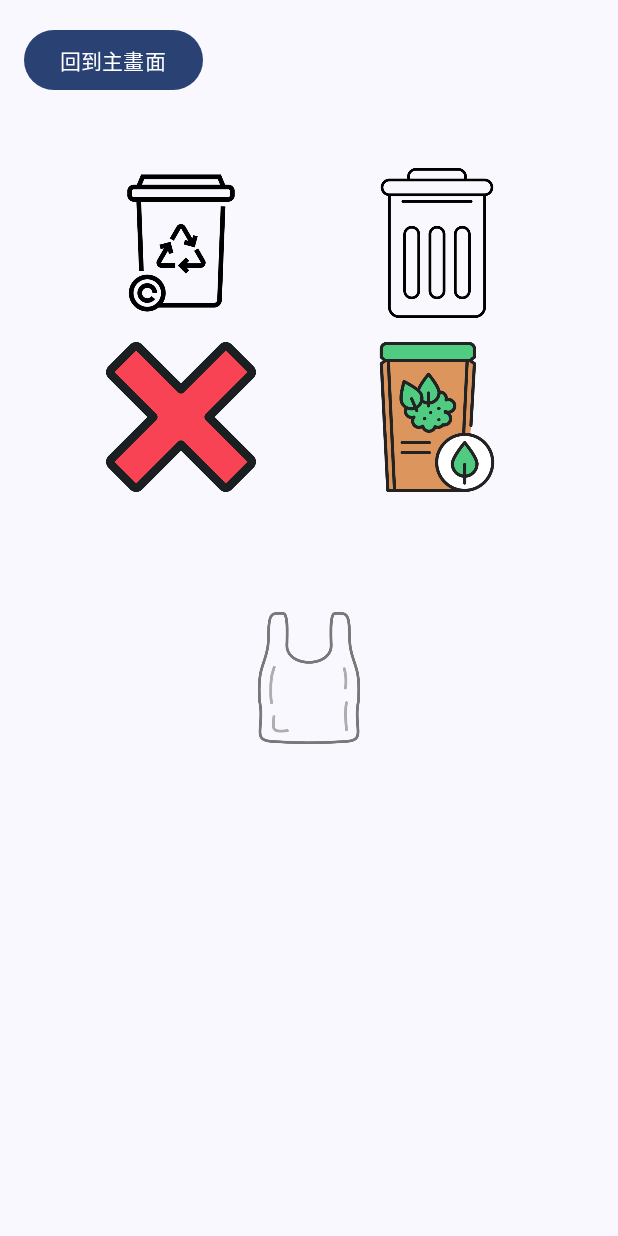
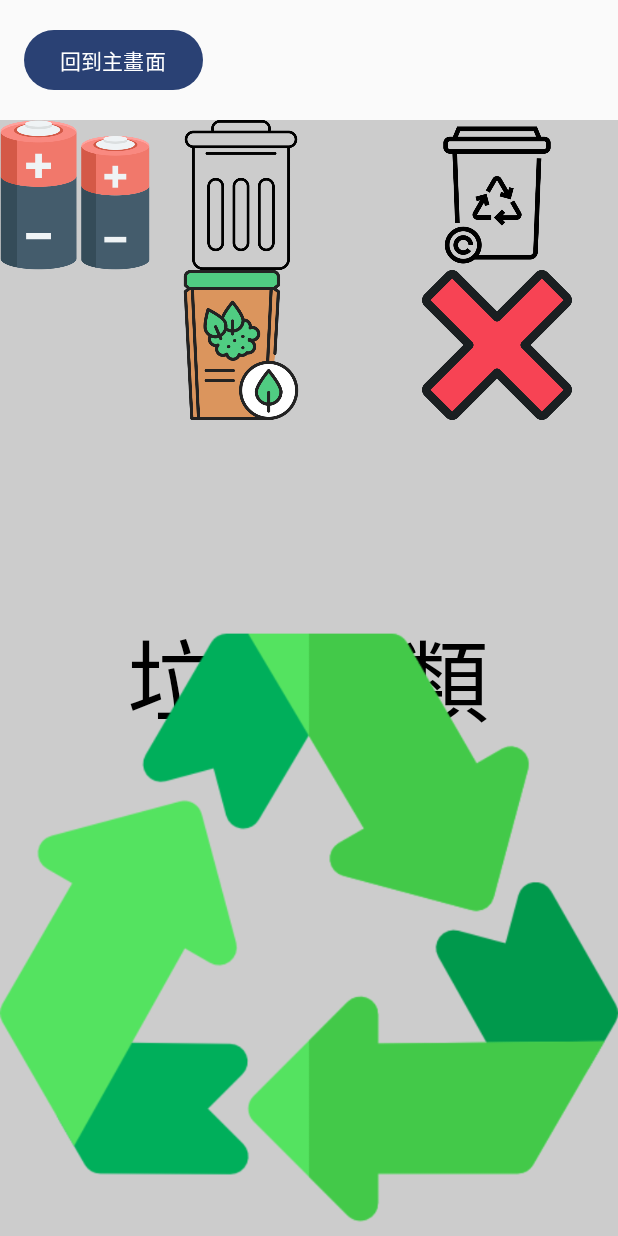
Before and after one commit to garylin11111/app1216, an Android app built with Jetpack Compose: the GameActivity screen opened directly, with no data from a screen before it, on a phone screen of 412 x 824 dp. Run offline under Robolectric (Android 15) with nearby library versions, the phone set to English and light mode, and no system bars.

Commit message:
v6_完成

```diff
--- a/app/src/main/AndroidManifest.xml
+++ b/app/src/main/AndroidManifest.xml
@@ -11,6 +11,11 @@
         android:roundIcon="@mipmap/ic_launcher_round"
         android:supportsRtl="true"
         android:theme="@style/Theme.S1120325">
+        <activity
+            android:name=".Obstacle"
+            android:exported="false"
+            android:label="@string/title_activity_obstacle"
+            android:theme="@style/Theme.S1120325" />
         <activity
             android:name=".TestActivity"
             android:exported="false"
--- a/app/src/main/java/com/example/s1120325/GameActivity.kt
+++ b/app/src/main/java/com/example/s1120325/GameActivity.kt
@@ -10,36 +10,30 @@ import androidx.compose.foundation.background
 import androidx.compose.foundation.gestures.detectDragGestures
 import androidx.compose.foundation.layout.*
 import androidx.compose.material3.Button
-import androidx.compose.material3.Scaffold
+import androidx.compose.material3.MaterialTheme
 import androidx.compose.material3.Text
 import androidx.compose.runtime.*
 import androidx.compose.ui.Alignment
 import androidx.compose.ui.Modifier
 import androidx.compose.ui.graphics.Color
 import androidx.compose.ui.input.pointer.pointerInput
+import androidx.compose.ui.layout.ContentScale
 import androidx.compose.ui.layout.boundsInWindow
 import androidx.compose.ui.layout.onGloballyPositioned
 import androidx.compose.ui.platform.LocalContext
 import androidx.compose.ui.res.painterResource
 import androidx.compose.ui.unit.IntOffset
 import androidx.compose.ui.unit.dp
+import androidx.compose.ui.unit.sp
 import com.example.s1120325.ui.theme.S1120325Theme
-import kotlinx.coroutines.delay
 import kotlin.math.roundToInt
-import androidx.compose.foundation.gestures.detectDragGestures
-import androidx.compose.ui.geometry.Offset
-import androidx.compose.ui.layout.onGloballyPositioned
-
-
 
 class GameActivity : ComponentActivity() {
     override fun onCreate(savedInstanceState: Bundle?) {
         super.onCreate(savedInstanceState)
         setContent {
             S1120325Theme {
-                Scaffold(modifier = Modifier.fillMaxSize()) {
                 Main()
-                }
             }
         }
     }
@@ -64,71 +58,75 @@ fun Main() {
         DragAndDropGame()
     }
 }
+
 @Composable
 fun DragAndDropGame() {
+    // 垃圾與垃圾桶的對應關係
     val trashItems = listOf(
-            R.drawable.plastic to 0,
-            R.drawable.bottle to 1,
-            R.drawable.banana to 2,
-            R.drawable.battery to 3,
-            R.drawable.glass to 4
+        R.drawable.plastic to 0,  // plastic -> trashcan
+        R.drawable.bottle to 1,  // bottle -> recyclebin
+        R.drawable.glass to 1,   // glass -> recyclebin
+        R.drawable.banana to 2,  // banana -> forfruits
+        R.drawable.battery to 3  // battery -> cantrecycle
     )
 
-        val trashBinMappings = listOf(
-            Pair(R.drawable.recyclebin, 0),
-            Pair(R.drawable.trashcan, 1),
-            Pair(R.drawable.cantrecycle, 2),
-            Pair(R.drawable.forfruits, 3)
+    val trashBins = listOf(
+        R.drawable.trashcan,    // trashcan
+        R.drawable.recyclebin,  // recyclebin
+        R.drawable.forfruits,   // forfruits
+        R.drawable.cantrecycle  // cantrecycle
     )
 
+    var currentTrash by remember { mutableStateOf(trashItems.random()) }
+    var isTrashVisible by remember { mutableStateOf(true) }
     var offsetX by remember { mutableStateOf(0f) }
     var offsetY by remember { mutableStateOf(0f) }
-        var currentTrash by remember { mutableStateOf(trashItems.random()) } // 包含垃圾圖與正確索引
-        var isTrashVisible by remember { mutableStateOf(true) }
+    val trashBinRects = remember { mutableStateListOf<Rect>() }
 
-        val binPositions = remember { mutableStateOf(mutableMapOf<Int, Rect>()) }
-
-        Box(modifier = Modifier.fillMaxSize()) {
+    Box(modifier = Modifier.fillMaxSize()
+        .background(Color.LightGray)
+    ) {
+        // 顯示垃圾桶
         Column(
-                modifier = Modifier
-                    .fillMaxWidth()
-                    .padding(top = 32.dp),
+            modifier = Modifier.fillMaxWidth(),
             horizontalAlignment = Alignment.CenterHorizontally
         ) {
-                trashBinMappings.chunked(2).forEach { rowItems ->
+            trashBins.chunked(2).forEach { row ->
                 Row(
                     modifier = Modifier.fillMaxWidth(),
                     horizontalArrangement = Arrangement.SpaceEvenly
                 ) {
-                        rowItems.forEach { (binImage, index) ->
+                    row.forEach { binResId ->
+                        var binRect by remember { mutableStateOf(Rect()) }
                         Image(
-                                painter = painterResource(id = binImage),
+                            painter = painterResource(id = binResId),
                             contentDescription = "Bin",
                             modifier = Modifier
                                 .size(100.dp)
-                                    .onGloballyPositioned { layoutCoordinates ->
-                                        val bounds = layoutCoordinates.boundsInWindow()
-                                        binPositions.value[index] = Rect(
+                                .offset(x = 40.dp)
+                                .onGloballyPositioned {
+                                    val bounds = it.boundsInWindow()
+                                    binRect = Rect(
                                         bounds.left.roundToInt(),
                                         bounds.top.roundToInt(),
                                         bounds.right.roundToInt(),
                                         bounds.bottom.roundToInt()
                                     )
+                                    trashBinRects.add(binRect)
                                 }
                         )
                     }
                 }
-                    Spacer(modifier = Modifier.height(16.dp))
             }
         }
 
+        // 顯示垃圾
         if (isTrashVisible) {
             Image(
                 painter = painterResource(id = currentTrash.first),
                 contentDescription = "Trash",
                 modifier = Modifier
                     .size(100.dp)
-                        .align(Alignment.Center)
                     .offset { IntOffset(offsetX.roundToInt(), offsetY.roundToInt()) }
                     .pointerInput(Unit) {
                         detectDragGestures(
@@ -138,25 +136,26 @@ fun Main() {
                                 offsetY += dragAmount.y
                             },
                             onDragEnd = {
+                                // 檢查碰撞
                                 val trashRect = Rect(
                                     offsetX.roundToInt(),
                                     offsetY.roundToInt(),
-                                        (offsetX + 100).roundToInt(),
-                                        (offsetY + 100).roundToInt()
+                                    (offsetX + 140.dp.toPx()).roundToInt(),
+                                    (offsetY + 140.dp.toPx()).roundToInt()
                                 )
 
                                 val correctBinIndex = currentTrash.second
-                                    val binRect = binPositions.value[correctBinIndex]
-
-                                    if (binRect != null && Rect.intersects(trashRect, binRect)) {
-                                        // 正確拖曳
+                                if (correctBinIndex < trashBinRects.size &&
+                                    Rect.intersects(trashRect, trashBinRects[correctBinIndex])
+                                ) {
+                                    // 碰撞成功
                                     isTrashVisible = false
+                                    currentTrash = trashItems.random()
                                     offsetX = 0f
                                     offsetY = 0f
-                                        currentTrash = trashItems.random() // 換下一個垃圾
-
+                                    isTrashVisible = true
                                 } else {
-                                        // 重置位置
+                                    // 碰撞失敗，重置位置
                                     offsetX = 0f
                                     offsetY = 0f
                                 }
@@ -165,5 +164,15 @@ fun Main() {
                     }
             )
         }
+        Text(text = "垃圾分類",
+            fontSize = 60.sp,
+            modifier = Modifier.align(Alignment.Center),
+            color = Color.Black
+        )
+        Image(
+            painterResource(id = R.drawable.recyclesymbol),
+            contentDescription ="分類",
+            modifier = Modifier.align(Alignment.BottomCenter)
+        )
     }
 }
--- a/app/src/main/res/values/strings.xml
+++ b/app/src/main/res/values/strings.xml
@@ -3,4 +3,5 @@
     <string name="title_activity_education">EducationActivity</string>
     <string name="title_activity_game">GameActivity</string>
     <string name="title_activity_test">TestActivity</string>
+    <string name="title_activity_obstacle">Obstacle</string>
 </resources>
```
Also changed, not shown: app/src/main/java/com/example/s1120325/Obstacle.kt (added, +47 -0 lines), app/src/main/res/drawable/recyclesymbol.png (added). Lines whose indentation alone changed are shown as unchanged.
